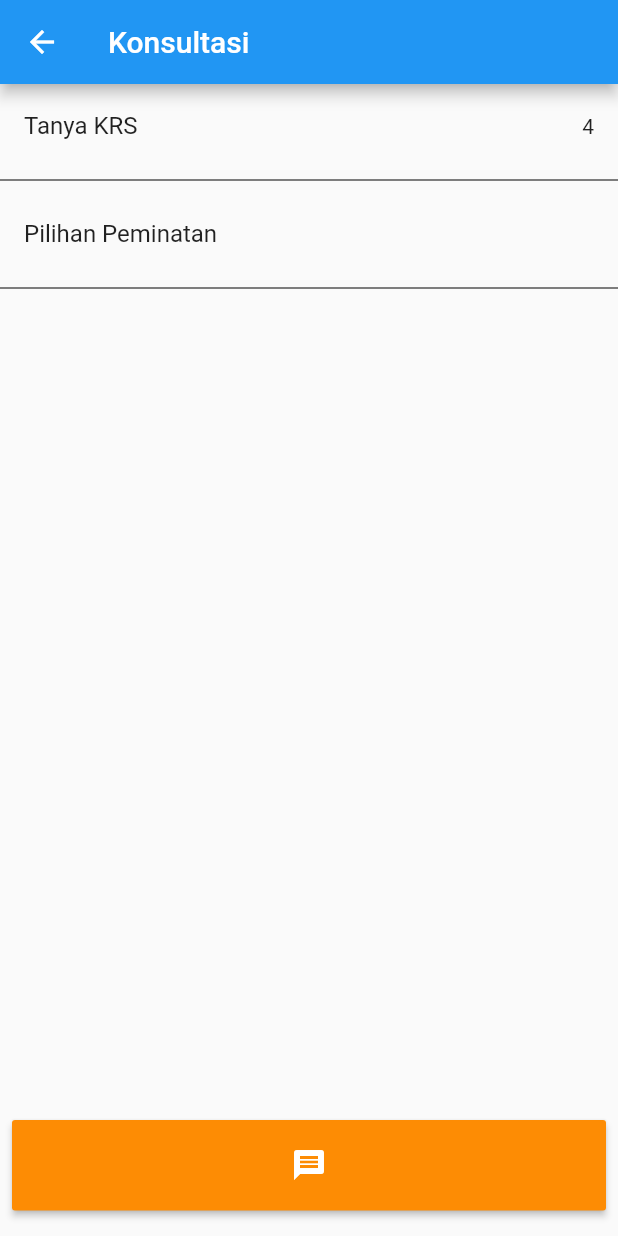
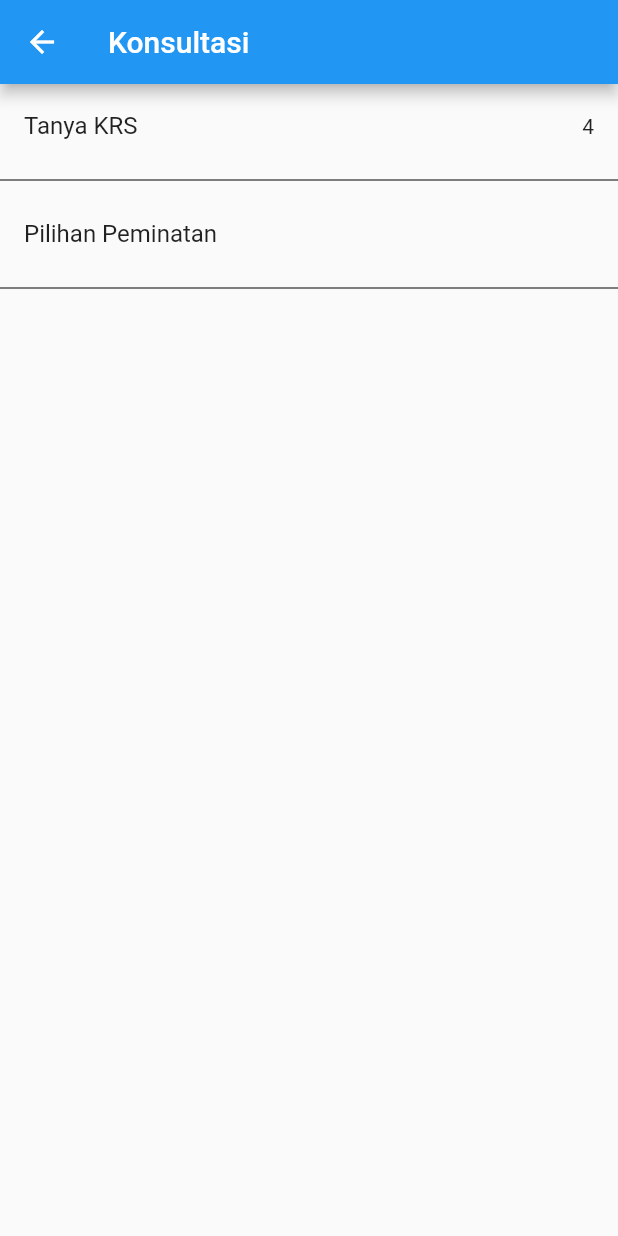
Before and after one commit to Anelka-Lazuardi/Uts_mobile, a Flutter app: the Ui2 screen opened directly, on a phone screen of 412 x 824 dp. Run offline on Flutter 3.47's test engine with Material 2 defaults, Android fonts, the phone set to English and light mode, and no system bars.

Commit message:
Update Form Konsultasi

```diff
--- a/lib/views/ui2.dart
+++ b/lib/views/ui2.dart
@@ -7,6 +7,7 @@ class Ui2 extends StatelessWidget {
       appBar: AppBar(
         title: Text('Konsultasi'),
       ),
+
       body: Column(children: [
         Flexible(
           flex: 8,
@@ -34,20 +35,21 @@ class Ui2 extends StatelessWidget {
           ),
         ),
 
-        Flexible(
-          flex: 1,
-          child: SizedBox.expand(
-            child: Padding(
-              padding: const EdgeInsets.fromLTRB(8, 8, 8, 17),
-              child: RaisedButton(
-                onPressed: () {},
-                child: Icon(Icons.message),
-                textColor: Colors.white,
-                color: Color(0xFFfd8c04),
-              ),
-            ),
-          ),
-        ),
+        // Flexible(
+        //   flex: 1,
+        //   child: SizedBox.expand(
+        //     child: Padding(
+        //       padding: const EdgeInsets.fromLTRB(8, 8, 8, 17),
+        //       child: RaisedButton(
+        //         onPressed: () {},
+        //         child: Icon(Icons.message),
+        //         textColor: Colors.white,
+        //         color: Color(0xFFfd8c04),
+        //       ),
+        //     ),
+        //   ),
+        // ),
+
       ]),
     );
   }
```
